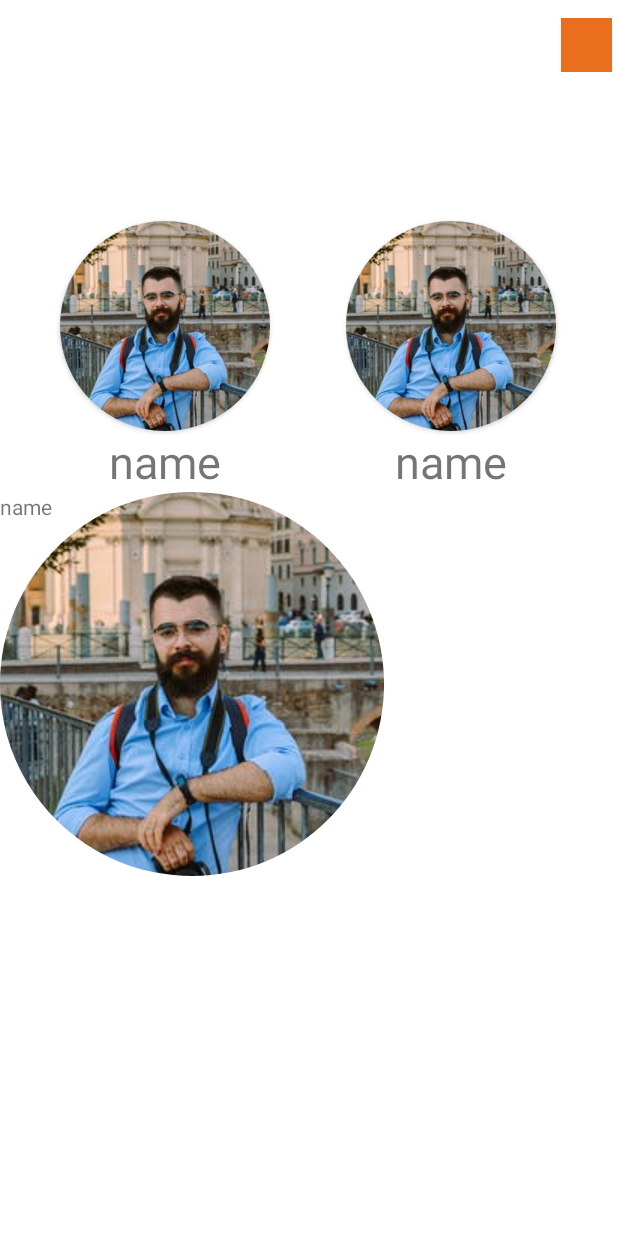
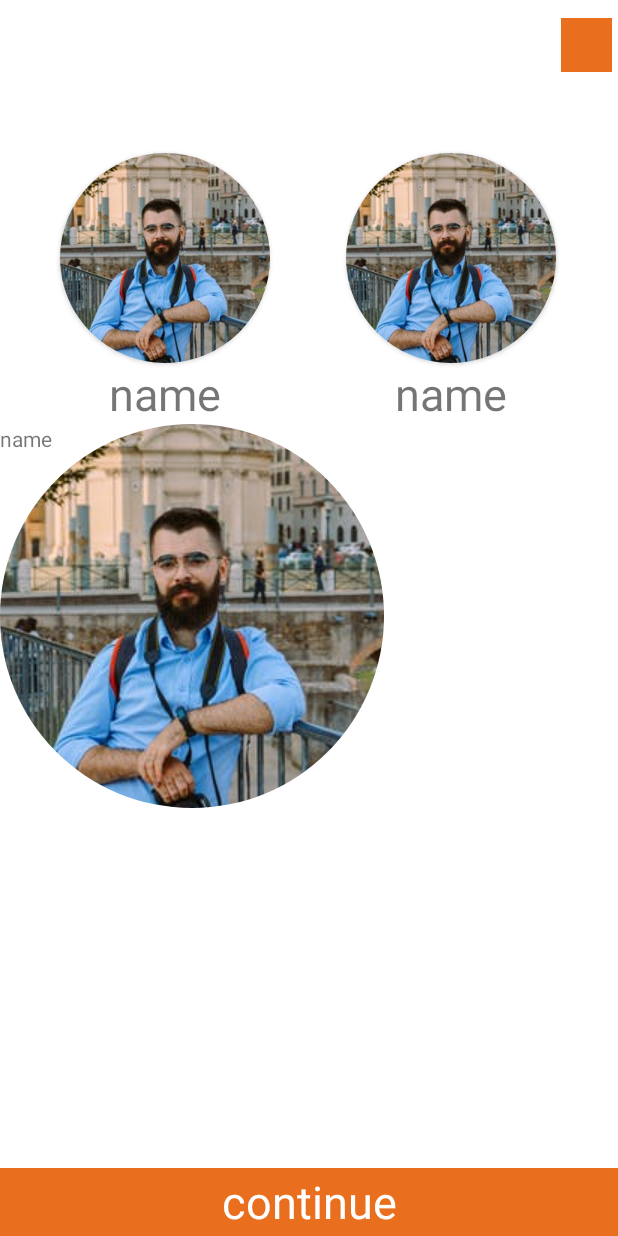
Before and after one commit to Team-A4-1/Robin-Patient-App, an Android app: the ChooseUser screen opened directly, with no data from a screen before it, on a phone screen of 412 x 824 dp. Run offline under Robolectric (Android 15) with nearby library versions, the phone set to English and light mode, and no system bars.

```diff
--- a/app/src/main/res/layout/activity_choose_user.xml
+++ b/app/src/main/res/layout/activity_choose_user.xml
@@ -5,6 +5,21 @@
     android:layout_width="match_parent"
     android:layout_height="match_parent"
     tools:context=".ChooseUser">
+
+    <TextView
+        android:id="@+id/ContinueButton"
+        android:layout_width="0dp"
+        android:layout_height="45dp"
+        android:background="@color/Oranje"
+        android:gravity="center"
+        android:text="continue"
+        android:textAlignment="center"
+        android:textColor="@color/white"
+        android:textSize="30sp"
+        app:layout_constraintBottom_toBottomOf="parent"
+        app:layout_constraintEnd_toEndOf="parent"
+        app:layout_constraintHorizontal_bias="1.0"
+        app:layout_constraintStart_toStartOf="parent" />
 
     <ImageView
         android:id="@+id/testimage"
@@ -21,9 +36,9 @@
 
     <ScrollView
         android:layout_width="413dp"
-        android:layout_height="672dp"
+        android:layout_height="0dp"
         android:layout_marginTop="13dp"
-        app:layout_constraintBottom_toBottomOf="parent"
+        app:layout_constraintBottom_toTopOf="@+id/ContinueButton"
         app:layout_constraintEnd_toEndOf="parent"
         app:layout_constraintHorizontal_bias="0.444"
         app:layout_constraintStart_toStartOf="parent"
```
